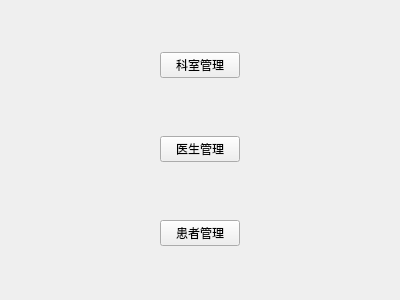
First picture: the form in Lab3/choosewidget.ui, repository anchorkiki/qt_workspace_git, before the edit.
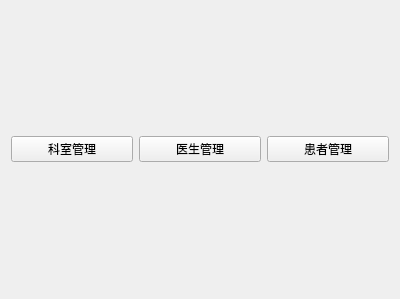
Second picture: the form after the edit.

```diff
--- a/Lab3/choosewidget.ui
+++ b/Lab3/choosewidget.ui
@@ -7,43 +7,13 @@
     <x>0</x>
     <y>0</y>
     <width>400</width>
-    <height>300</height>
+    <height>299</height>
    </rect>
   </property>
   <property name="windowTitle">
    <string>选择</string>
   </property>
-  <layout class="QVBoxLayout" name="verticalLayout">
-   <property name="spacing">
-    <number>6</number>
-   </property>
-   <property name="leftMargin">
-    <number>0</number>
-   </property>
-   <property name="topMargin">
-    <number>0</number>
-   </property>
-   <property name="rightMargin">
-    <number>0</number>
-   </property>
-   <property name="bottomMargin">
-    <number>0</number>
-   </property>
-   <item>
     <layout class="QHBoxLayout" name="horizontalLayout">
-     <item>
-      <spacer name="horizontalSpacer">
-       <property name="orientation">
-        <enum>Qt::Orientation::Horizontal</enum>
-       </property>
-       <property name="sizeHint" stdset="0">
-        <size>
-         <width>40</width>
-         <height>20</height>
-        </size>
-       </property>
-      </spacer>
-     </item>
      <item>
       <widget class="QPushButton" name="subBtn">
        <property name="text">
@@ -52,36 +22,6 @@
       </widget>
      </item>
      <item>
-      <spacer name="horizontalSpacer_2">
-       <property name="orientation">
-        <enum>Qt::Orientation::Horizontal</enum>
-       </property>
-       <property name="sizeHint" stdset="0">
-        <size>
-         <width>40</width>
-         <height>20</height>
-        </size>
-       </property>
-      </spacer>
-     </item>
-    </layout>
-   </item>
-   <item>
-    <layout class="QHBoxLayout" name="horizontalLayout_2">
-     <item>
-      <spacer name="horizontalSpacer_3">
-       <property name="orientation">
-        <enum>Qt::Orientation::Horizontal</enum>
-       </property>
-       <property name="sizeHint" stdset="0">
-        <size>
-         <width>40</width>
-         <height>20</height>
-        </size>
-       </property>
-      </spacer>
-     </item>
-     <item>
       <widget class="QPushButton" name="docBtn">
        <property name="text">
         <string>医生管理</string>
@@ -89,56 +29,11 @@
       </widget>
      </item>
      <item>
-      <spacer name="horizontalSpacer_4">
-       <property name="orientation">
-        <enum>Qt::Orientation::Horizontal</enum>
-       </property>
-       <property name="sizeHint" stdset="0">
-        <size>
-         <width>40</width>
-         <height>20</height>
-        </size>
-       </property>
-      </spacer>
-     </item>
-    </layout>
-   </item>
-   <item>
-    <layout class="QHBoxLayout" name="horizontalLayout_3">
-     <item>
-      <spacer name="horizontalSpacer_5">
-       <property name="orientation">
-        <enum>Qt::Orientation::Horizontal</enum>
-       </property>
-       <property name="sizeHint" stdset="0">
-        <size>
-         <width>40</width>
-         <height>20</height>
-        </size>
-       </property>
-      </spacer>
-     </item>
-     <item>
       <widget class="QPushButton" name="patientBtn">
        <property name="text">
         <string>患者管理</string>
        </property>
       </widget>
-     </item>
-     <item>
-      <spacer name="horizontalSpacer_6">
-       <property name="orientation">
-        <enum>Qt::Orientation::Horizontal</enum>
-       </property>
-       <property name="sizeHint" stdset="0">
-        <size>
-         <width>40</width>
-         <height>20</height>
-        </size>
-       </property>
-      </spacer>
-     </item>
-    </layout>
    </item>
   </layout>
  </widget>
```
Lines whose indentation alone changed are shown as unchanged.
